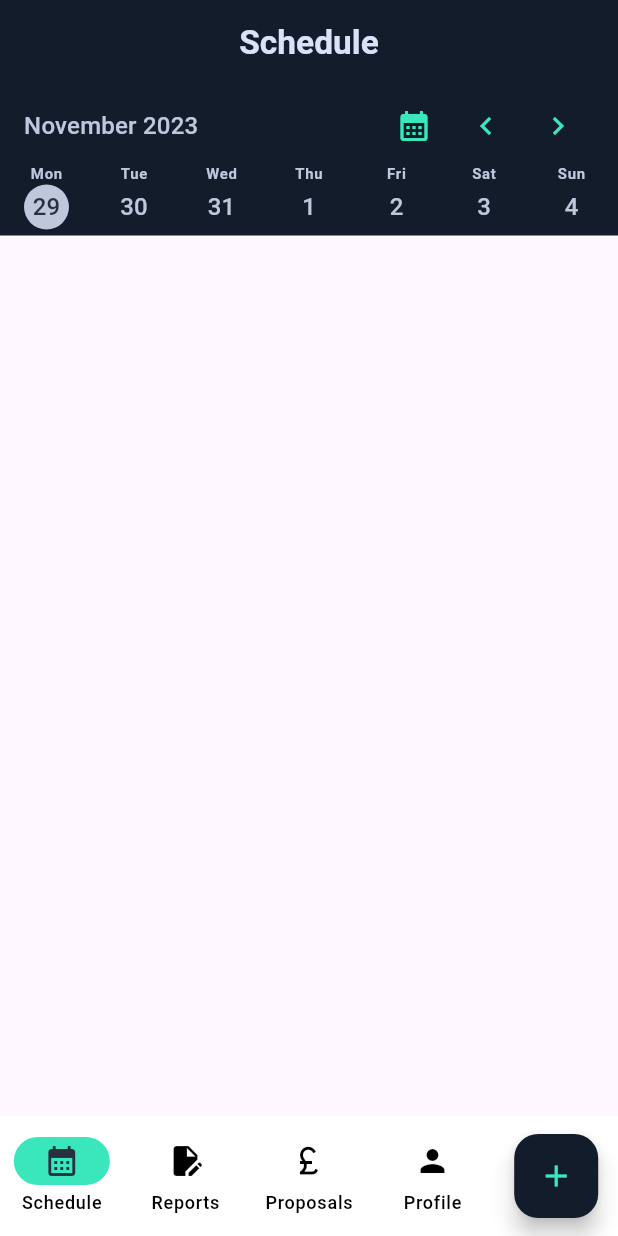
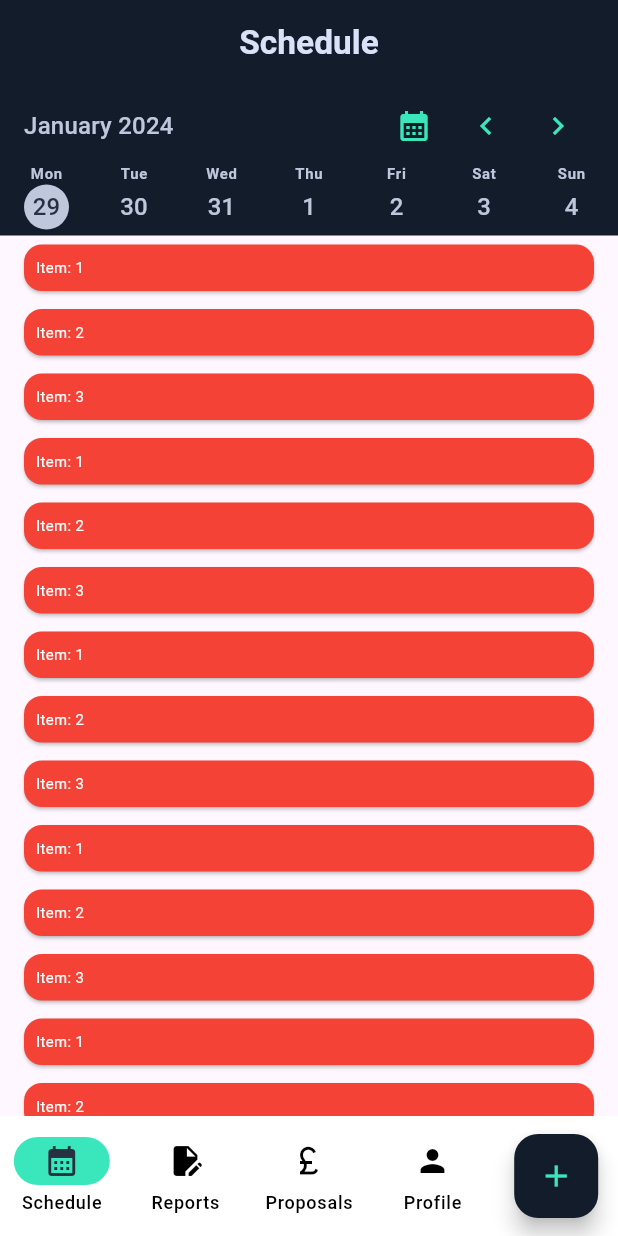
Before and after one commit to monasha-fw/upwork-schedule-search-and-job-peek, a Flutter app: the screen it shows after launch, on a phone screen of 412 x 824 dp. Run offline on Flutter 3.47's test engine with Material 3 defaults, Android fonts, the phone set to English and light mode, and no system bars; our stand-ins replace auto_route, bot_toast, dio, flutter_bloc, flutter_screenutil, fpdart and 8 more; missing offline and left inert: http_mock_adapter; generated files the repository leaves out were written again.

Commit message:
[schedule] Selected week completed with functionaity;

```diff
--- a/lib/core/entities/index.dart
+++ b/lib/core/entities/index.dart
@@ -1 +1,2 @@
 export 'common/index.dart';
+export 'job/index.dart';
--- /dev/null
+++ b/lib/core/entities/job/index.dart
@@ -0,0 +1 @@
+export 'job.dart';
--- /dev/null
+++ b/lib/core/entities/job/job.dart
@@ -0,0 +1,10 @@
+import 'package:freezed_annotation/freezed_annotation.dart';
+
+part 'job.freezed.dart';
+
+@freezed
+class Job with _$Job {
+  const factory Job({
+    required String id,
+  }) = _Job;
+}
--- /dev/null
+++ b/lib/presentation/features/schedule/bloc/schedule_cubit.dart
@@ -0,0 +1,12 @@
+import 'package:flutter_bloc/flutter_bloc.dart';
+import 'package:freezed_annotation/freezed_annotation.dart';
+import 'package:injectable/injectable.dart';
+import 'package:schedule_search_and_job_peek/core/entities/index.dart';
+
+part 'schedule_cubit.freezed.dart';
+part 'schedule_state.dart';
+
+@injectable
+class ScheduleCubit extends Cubit<ScheduleState> {
+  ScheduleCubit() : super(ScheduleState.initial());
+}
--- /dev/null
+++ b/lib/presentation/features/schedule/bloc/schedule_state.dart
@@ -0,0 +1,39 @@
+part of 'schedule_cubit.dart';
+
+@freezed
+class ScheduleState with _$ScheduleState {
+  const factory ScheduleState({
+    required DateTime selectedDate,
+    required List<Job> jobs,
+  }) = _ScheduleState;
+
+  factory ScheduleState.initial() => ScheduleState(
+        selectedDate: DateTime.now(),
+        jobs: [
+          Job(id: '1'),
+          Job(id: '2'),
+          Job(id: '3'),
+          Job(id: '1'),
+          Job(id: '2'),
+          Job(id: '3'),
+          Job(id: '1'),
+          Job(id: '2'),
+          Job(id: '3'),
+          Job(id: '1'),
+          Job(id: '2'),
+          Job(id: '3'),
+          Job(id: '1'),
+          Job(id: '2'),
+          Job(id: '3'),
+          Job(id: '1'),
+          Job(id: '2'),
+          Job(id: '3'),
+          Job(id: '1'),
+          Job(id: '2'),
+          Job(id: '3'),
+          Job(id: '1'),
+          Job(id: '2'),
+          Job(id: '3'),
+        ],
+      );
+}
--- /dev/null
+++ b/lib/presentation/features/schedule/containers/index.dart
@@ -0,0 +1 @@
+export 'schedule_container.dart';
--- /dev/null
+++ b/lib/presentation/features/schedule/containers/schedule_container.dart
@@ -0,0 +1,40 @@
+import 'package:flutter/material.dart';
+import 'package:flutter_bloc/flutter_bloc.dart';
+import 'package:schedule_search_and_job_peek/presentation/features/schedule/bloc/schedule_cubit.dart';
+import 'package:schedule_search_and_job_peek/presentation/features/schedule/widgets/index.dart';
+import 'package:sliver_tools/sliver_tools.dart';
+
+class ScheduleContainer extends StatelessWidget {
+  const ScheduleContainer({super.key});
+
+  @override
+  Widget build(BuildContext context) {
+    return CustomScrollView(
+      slivers: [
+        const SliverPinnedHeader(child: ScheduleHeader()),
+        BlocBuilder<ScheduleCubit, ScheduleState>(
+          builder: (context, state) {
+            return SliverList(
+              delegate: SliverChildBuilderDelegate(
+                (context, index) {
+                  final job = state.jobs[index];
+                  return Container(
+                    padding: const EdgeInsets.symmetric(vertical: 2, horizontal: 12),
+                    child: Card(
+                      color: Colors.red,
+                      child: Padding(
+                        padding: const EdgeInsets.all(8),
+                        child: Text('Item: ${job.id}'),
+                      ),
+                    ),
+                  );
+                },
+                childCount: state.jobs.length,
+              ),
+            );
+          },
+        )
+      ],
+    );
+  }
+}
--- a/lib/presentation/features/schedule/pages/schedule_page.dart
+++ b/lib/presentation/features/schedule/pages/schedule_page.dart
@@ -1,6 +1,9 @@
 import 'package:auto_route/auto_route.dart';
 import 'package:flutter/material.dart';
-import 'package:schedule_search_and_job_peek/presentation/features/schedule/widgets/index.dart';
+import 'package:flutter_bloc/flutter_bloc.dart';
+import 'package:schedule_search_and_job_peek/injection.dart';
+import 'package:schedule_search_and_job_peek/presentation/features/schedule/bloc/schedule_cubit.dart';
+import 'package:schedule_search_and_job_peek/presentation/features/schedule/containers/index.dart';
 
 @RoutePage()
 class SchedulePage extends StatelessWidget {
@@ -8,10 +11,9 @@ class SchedulePage extends StatelessWidget {
 
   @override
   Widget build(BuildContext context) {
-    return const CustomScrollView(
-      slivers: [
-        SliverToBoxAdapter(child: ScheduleHeader()),
-      ],
+    return BlocProvider<ScheduleCubit>(
+      create: (context) => getIt<ScheduleCubit>(),
+      child: const ScheduleContainer(),
     );
   }
 }
--- a/lib/presentation/features/schedule/widgets/header.dart
+++ b/lib/presentation/features/schedule/widgets/header.dart
@@ -1,4 +1,5 @@
 import 'package:flutter/material.dart';
+import 'package:intl/intl.dart';
 import 'package:schedule_search_and_job_peek/presentation/extensions/index.dart';
 import 'package:schedule_search_and_job_peek/presentation/features/schedule/widgets/index.dart';
 
@@ -45,7 +46,7 @@ class _ScheduleHeaderState extends State<ScheduleHeader> {
             mainAxisAlignment: MainAxisAlignment.spaceBetween,
             children: [
               Text(
-                'November 2023',
+                DateFormat('MMMM y').format(selectedDate),
                 style: context.textTheme.titleMedium?.copyWith(
                   color: context.colorScheme.secondary,
                 ),
@@ -69,13 +70,17 @@ class _ScheduleHeaderState extends State<ScheduleHeader> {
                   ),
                   IconButton(
                     onPressed: () {
-                      // TODO
+                      final date = selectedDate.subtract(const Duration(days: 1));
+                      setState(() => selectedDate = date);
+                      _getTheVisibleDays(date);
                     },
                     icon: const Icon(Icons.chevron_left),
                   ),
                   IconButton(
                     onPressed: () {
-                      // TODO
+                      final date = selectedDate.add(const Duration(days: 1));
+                      setState(() => selectedDate = date);
+                      _getTheVisibleDays(date);
                     },
                     icon: const Icon(Icons.chevron_right),
                   )
@@ -85,7 +90,14 @@ class _ScheduleHeaderState extends State<ScheduleHeader> {
           ),
 
           // Calender view for the selected week
-          WeekView(selectedDate: selectedDate, days: visibleDays),
+          WeekView(
+            selectedDate: selectedDate,
+            days: visibleDays,
+            onSelected: (d) {
+              setState(() => selectedDate = d);
+              _getTheVisibleDays(d);
+            },
+          ),
         ],
       ),
     );
--- a/lib/presentation/features/schedule/widgets/week/week.dart
+++ b/lib/presentation/features/schedule/widgets/week/week.dart
@@ -3,10 +3,12 @@ import 'package:intl/intl.dart';
 import 'package:schedule_search_and_job_peek/presentation/extensions/index.dart';
 
 class WeekView extends StatelessWidget {
-  const WeekView({required this.selectedDate, required this.days, super.key});
+  const WeekView(
+      {required this.selectedDate, required this.days, required this.onSelected, super.key});
 
   final DateTime selectedDate;
   final List<DateTime> days;
+  final ValueChanged<DateTime> onSelected;
 
   @override
   Widget build(BuildContext context) {
@@ -14,7 +16,9 @@ class WeekView extends StatelessWidget {
       mainAxisAlignment: MainAxisAlignment.spaceBetween,
       children: days
           .map(
-            (d) => Column(
+            (d) => GestureDetector(
+              onTap: () => onSelected(d),
+              child: Column(
                 children: [
                   Text(
                     DateFormat('EEE').format(d),
@@ -38,6 +42,7 @@ class WeekView extends StatelessWidget {
                   ),
                 ],
               ),
+            ),
           )
           .toList(),
     );
--- a/pubspec.yaml
+++ b/pubspec.yaml
@@ -60,6 +60,7 @@ dependencies:
 
   # UI components
   bot_toast: ^4.1.3
+  sliver_tools: ^0.2.12
 
   # utils
   internet_connection_checker_plus: ^2.1.0
```
Also changed, not shown: lib/core/entities/schedule/index.dart (added), pubspec.lock. Lines whose indentation alone changed are shown as unchanged.
